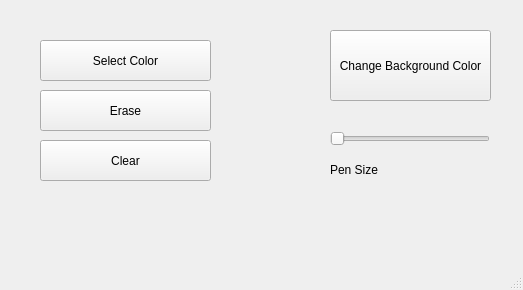
laurenduffitt/finalProject_juniorDesign, file doodleBob.ui: the form before one commit.
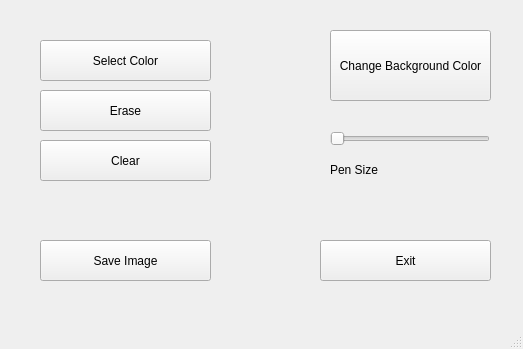
The form after the commit.

```diff
--- a/doodleBob.ui
+++ b/doodleBob.ui
@@ -7,7 +7,7 @@
     <x>0</x>
     <y>0</y>
     <width>523</width>
-    <height>290</height>
+    <height>349</height>
    </rect>
   </property>
   <property name="windowTitle">
@@ -92,6 +92,32 @@
      <string>Pen Size</string>
     </property>
    </widget>
+   <widget class="QPushButton" name="savePush">
+    <property name="geometry">
+     <rect>
+      <x>40</x>
+      <y>240</y>
+      <width>171</width>
+      <height>41</height>
+     </rect>
+    </property>
+    <property name="text">
+     <string>Save Image</string>
+    </property>
+   </widget>
+   <widget class="QPushButton" name="exitPush">
+    <property name="geometry">
+     <rect>
+      <x>320</x>
+      <y>240</y>
+      <width>171</width>
+      <height>41</height>
+     </rect>
+    </property>
+    <property name="text">
+     <string>Exit</string>
+    </property>
+   </widget>
   </widget>
   <widget class="QMenuBar" name="menubar">
    <property name="geometry">
```
